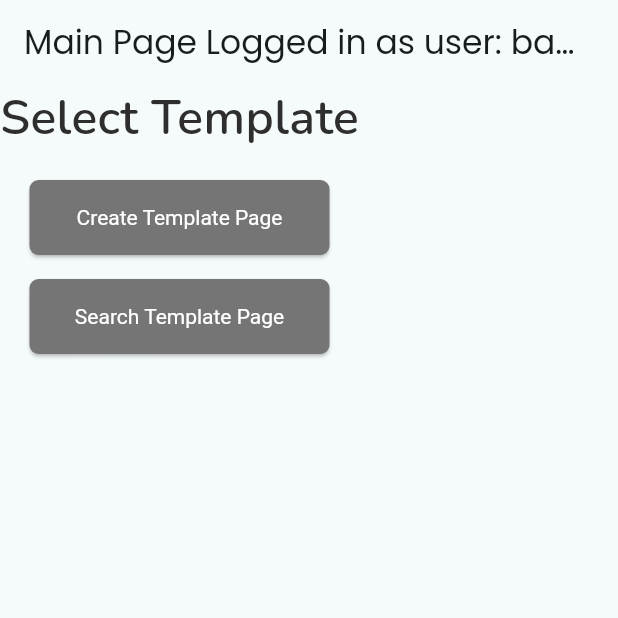
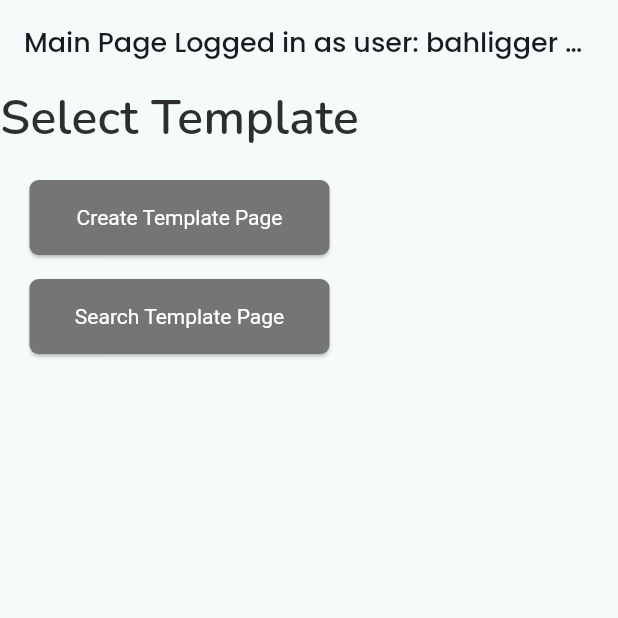
Before and after one commit to stanleywijayaa/PDF-Handler, a Flutter app: the screen it shows after launch, on a phone screen of 412 x 824 dp, the top half of it. Run offline on Flutter 3.47's test engine with Material 3 defaults, Android fonts, the phone set to English and light mode, and no system bars; our stand-ins replace flutter_dotenv, google_fonts; missing offline and left inert: web_smooth_scroll.

Commit message:
Added theme for title

```diff
--- a/lib/main.dart
+++ b/lib/main.dart
@@ -33,6 +33,21 @@ class PDFHandler extends StatelessWidget {
             fontWeight: FontWeight.w500,
             color: Colors.white,
           ),
+          titleLarge: GoogleFonts.poppins(
+            fontWeight: FontWeight.w500,
+            fontSize: 18,
+            color: Colors.white,
+          ),
+          titleMedium: GoogleFonts.poppins(
+            fontWeight: FontWeight.w500,
+            fontSize: 16,
+            color: Colors.white,
+          ),
+          titleSmall: GoogleFonts.poppins(
+            fontWeight: FontWeight.w500,
+            fontSize: 14,
+            color: Colors.white,
+          ),
         ),
         elevatedButtonTheme: ElevatedButtonThemeData(
           style: ElevatedButton.styleFrom(
@@ -49,7 +64,10 @@ class PDFHandler extends StatelessWidget {
         ),
         useMaterial3: true,
       ),
-      home: const MainPage(nickname: 'bahligger', uid: 2),// ⚠️will change this to login page later⚠️.
+      home: const MainPage(
+        nickname: 'bahligger',
+        uid: 2,
+      ), // ⚠️will change this to login page later⚠️.
     );
   }
 }
```
